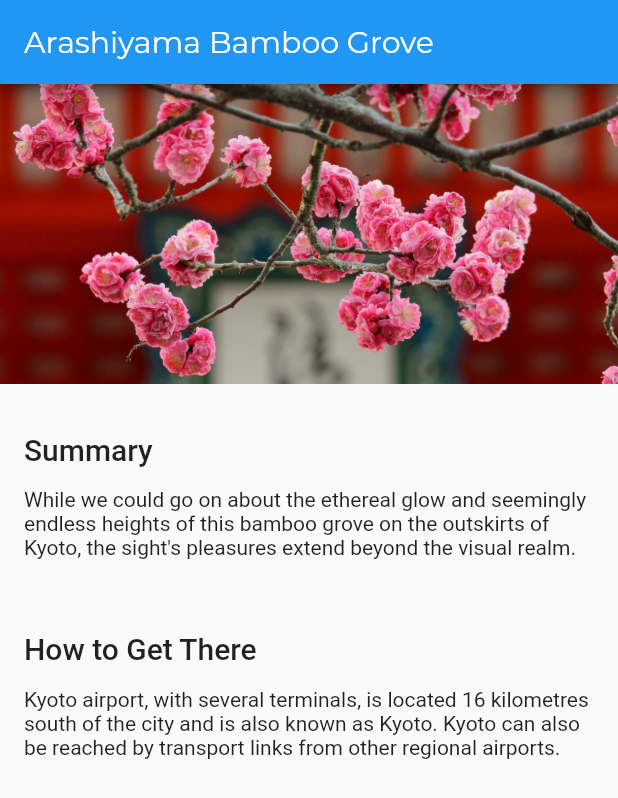
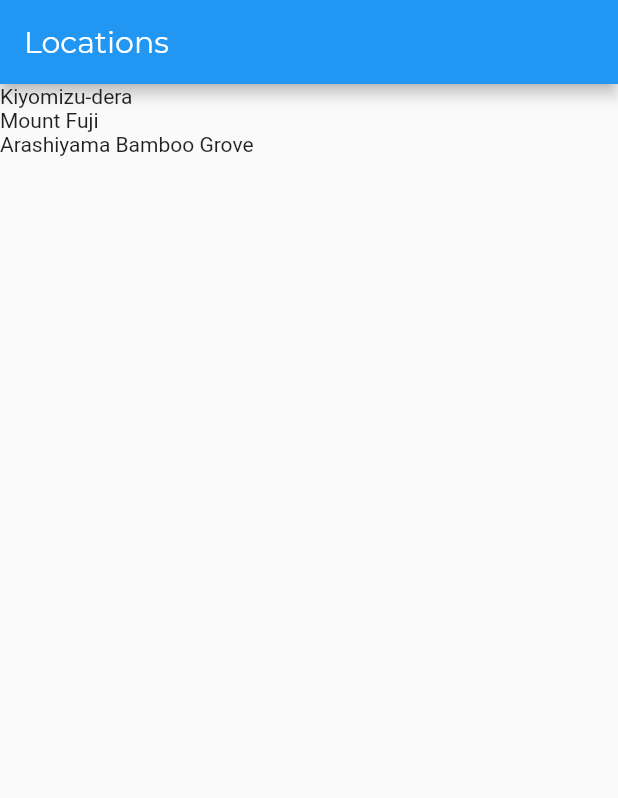
Before and after one commit to emreturgutce/flutter-understanding-basics, a Flutter app: the screen it shows after launch, on a phone screen of 412 x 824 dp. Shown: the top 798 px of the screen. Run offline on Flutter 3.47's test engine with Material 2 defaults, Android fonts, the phone set to English and light mode, and no system bars.

```diff
--- a/lib/app.dart
+++ b/lib/app.dart
@@ -1,12 +1,16 @@
 import 'package:flutter/material.dart';
+import 'package:hello_world/screens/location_detail/location_detail.dart';
 import 'package:hello_world/style.dart';
-import 'screens/location_detail/location_detail.dart';
+import 'screens/locations/locations.dart';
+
+const LocationsRoute = '/';
+const LocationDetailRoute = '/location_detail';
 
 class App extends StatelessWidget {
   @override
   Widget build(BuildContext context) {
     return MaterialApp(
-        home: LocationDetail(),
+        onGenerateRoute: _routes(),
         theme: ThemeData(
             appBarTheme: AppBarTheme(
           textTheme: TextTheme(
@@ -17,4 +21,24 @@ class App extends StatelessWidget {
           ),
         )));
   }
+
+  RouteFactory _routes() {
+    return (settings) {
+      final Map<String, dynamic> arguments = settings.arguments;
+      Widget screen;
+
+      switch (settings.name) {
+        case LocationsRoute:
+          screen = Locations();
+          break;
+        case LocationDetailRoute:
+          screen = LocationDetail(arguments['id']);
+          break;
+        default:
+          return null;
+      }
+
+      return MaterialPageRoute(builder: (context) => screen);
+    };
+  }
 }
--- a/lib/models/location.dart
+++ b/lib/models/location.dart
@@ -1,15 +1,27 @@
 import 'package:hello_world/models/location_fact.dart';
 
 class Location {
-  String name;
-  String imagePath;
+  final int id;
+  final String name;
+  final String imagePath;
   final List<LocationFact> facts;
 
-  Location(this.name, this.imagePath, this.facts);
+  Location(this.id, this.name, this.imagePath, this.facts);
 
   static List<Location> fetchAll() {
     return [
-      Location('Arashiyama Bamboo Grove', 'assets/images/kiyomizu-dera.jpg', [
+      Location(1, 'Kiyomizu-dera', 'assets/images/kiyomizu-dera.jpg', [
+        LocationFact('Summary',
+            'Kiyomizu-dera, officially Otowa-san Kiyomizu-dera, is an independent Buddhist temple in eastern Kyoto. The temple is part of the Historic Monuments of Ancient Kyoto UNESCO World Heritage site.'),
+        LocationFact('Architectural Style', 'Japanese Buddhist architecture.'),
+      ]),
+      Location(2, 'Mount Fuji', 'assets/images/fuji.jpg', [
+        LocationFact('Summary',
+            'Japan’s Mt. Fuji is an active volcano about 100 kilometers southwest of Tokyo. Commonly called “Fuji-san,” it’s the country’s tallest peak, at 3,776 meters. A pilgrimage site for centuries, it’s considered one of Japan’s 3 sacred mountains, and summit hikes remain a popular activity. Its iconic profile is the subject of numerous works of art, notably Edo Period prints by Hokusai and Hiroshige.'),
+        LocationFact('Did You Know',
+            'There are three cities that surround Mount Fuji: Gotemba, Fujiyoshida and Fujinomiya.'),
+      ]),
+      Location(3, 'Arashiyama Bamboo Grove', 'assets/images/arashiyama.jpg', [
         LocationFact('Summary',
             'While we could go on about the ethereal glow and seemingly endless heights of this bamboo grove on the outskirts of Kyoto, the sight\'s pleasures extend beyond the visual realm.'),
         LocationFact('How to Get There',
@@ -17,4 +29,15 @@ class Location {
       ]),
     ];
   }
+
+  static Location fetchByID(int locationID) {
+    // NOTE: this will replaced by a proper API call
+    List<Location> locations = Location.fetchAll();
+    for (var i = 0; i < locations.length; i++) {
+      if (locations[i].id == locationID) {
+        return locations[i];
+      }
+    }
+    return null;
+  }
 }
--- a/lib/screens/location_detail/location_detail.dart
+++ b/lib/screens/location_detail/location_detail.dart
@@ -1,13 +1,16 @@
 import 'package:flutter/material.dart';
+import 'package:hello_world/models/location.dart';
 import 'package:hello_world/screens/location_detail/image_banner.dart';
 import 'package:hello_world/screens/location_detail/text_section.dart';
-import 'package:hello_world/models/location.dart';
 
 class LocationDetail extends StatelessWidget {
+  final int _locationID;
+
+  LocationDetail(this._locationID);
+
   @override
   Widget build(BuildContext context) {
-    final locations = Location.fetchAll();
-    final location = locations.first;
+    final location = Location.fetchByID(_locationID);
 
     return Scaffold(
         appBar: AppBar(
--- /dev/null
+++ b/lib/screens/locations/locations.dart
@@ -0,0 +1,29 @@
+import 'package:flutter/material.dart';
+import '../../app.dart';
+import '../../models/location.dart';
+
+class Locations extends StatelessWidget {
+  @override
+  Widget build(BuildContext context) {
+    // NOTE: we'll be moving this to a scoped_model later
+    final locations = Location.fetchAll();
+
+    return Scaffold(
+      appBar: AppBar(
+        title: Text('Locations'),
+      ),
+      body: ListView(
+        children: locations
+            .map((location) => GestureDetector(
+                onTap: () => _onLocationTap(context, location.id),
+                child: Container(child: Text(location.name))))
+            .toList(),
+      ),
+    );
+  }
+
+  _onLocationTap(BuildContext context, int locationID) {
+    Navigator.pushNamed(context, LocationDetailRoute,
+        arguments: {"id": locationID});
+  }
+}
```
Also changed, not shown: assets/images/arashiyama.jpg (added), assets/images/fuji.jpg (added).
